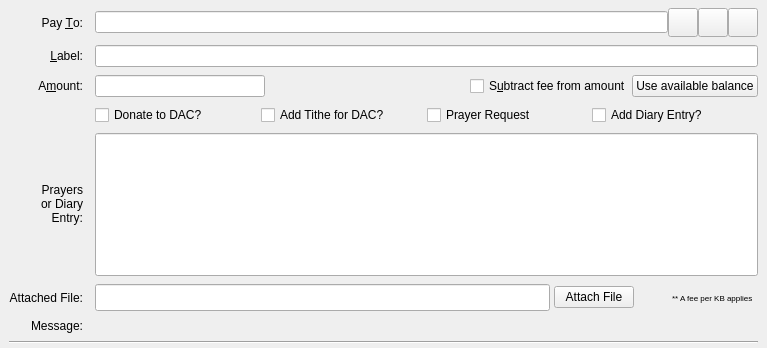
The window that src/qt/forms/sendcoinsentry.ui (biblepay/biblepay) describes before a commit, drawn with Qt 5.
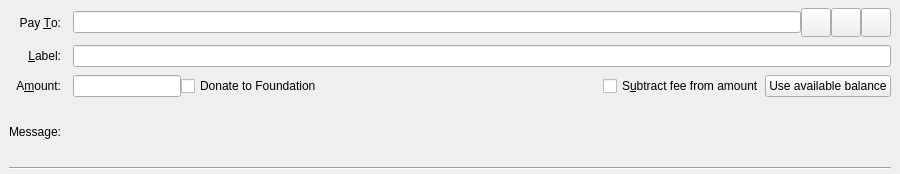
The same window after the commit. Custom widgets are drawn as their Qt base class.

The edit to the form file:
```diff
--- a/src/qt/forms/sendcoinsentry.ui
+++ b/src/qt/forms/sendcoinsentry.ui
@@ -6,8 +6,8 @@
    <rect>
     <x>0</x>
     <y>0</y>
-    <width>767</width>
-    <height>348</height>
+    <width>900</width>
+    <height>174</height>
    </rect>
   </property>
   <property name="focusPolicy">
@@ -151,49 +151,35 @@
      </widget>
     </item>
     <item row="2" column="1">
-     <layout class="QHBoxLayout" name="horizontalLayoutAmount" stretch="0,1,0,0,0">
+     <layout class="QHBoxLayout" name="horizontalLayoutAmount" stretch="0,1,0">
       <item>
        <widget class="BitcoinAmountField" name="payAmount"/>
       </item>
+     
+      
+            <item>
+             <widget class="QCheckBox" name="checkboxDonateToFoundation">
+              <property name="toolTip">
+               <string>Donate BiblePay to our foundation; the entire amount will be spent on good causes, such as orphan-charity.</string>
+              </property>
+              <property name="text">
+               <string>Donate to Foundation</string>
+              </property>
+             </widget>
+            </item>
+
+     
       <item>
-       <spacer name="horizontalSpacer">
-        <property name="orientation">
-         <enum>Qt::Horizontal</enum>
-        </property>
-        <property name="sizeType">
-         <enum>QSizePolicy::Maximum</enum>
-        </property>
-        <property name="sizeHint" stdset="0">
-         <size>
-          <width>35</width>
-          <height>20</height>
-         </size>
-        </property>
-       </spacer>
+            <widget class="QCheckBox" name="checkboxSubtractFeeFromAmount">
+             <property name="toolTip">
+              <string>The fee will be deducted from the amount being sent. The recipient will receive a lower amount of BiblePay than you enter in the amount field. If multiple recipients are selected, the fee is split equally.</string>
+             </property>
+             <property name="text">
+              <string>S&amp;ubtract fee from amount</string>
+             </property>
+            </widget>
       </item>
-      <item>
-       <spacer name="horizontalSpacer_77">
-        <property name="orientation">
-         <enum>Qt::Horizontal</enum>
-        </property>
-        <property name="sizeHint" stdset="0">
-         <size>
-          <width>10</width>
-          <height>20</height>
-         </size>
-        </property>
-       </spacer>
-      </item>
-      <item>
-       <widget class="QCheckBox" name="checkboxSubtractFeeFromAmount">
-        <property name="toolTip">
-         <string>The fee will be deducted from the amount being sent. The recipient will receive a lower amount of BiblePay than you enter in the amount field. If multiple recipients are selected, the fee is split equally.</string>
-        </property>
-        <property name="text">
-         <string>S&amp;ubtract fee from amount</string>
-        </property>
-       </widget>
-      </item>
+     
       <item>
        <widget class="QPushButton" name="useAvailableBalanceButton">
         <property name="text">
@@ -203,158 +189,7 @@
       </item>
      </layout>
     </item>
-    <item row="5" column="0">
-     <widget class="QLabel" name="messageCaption">
-      <property name="text">
-       <string>Prayers&lt;br&gt;or Diary Entry:</string>
-      </property>
-      <property name="alignment">
-       <set>Qt::AlignRight|Qt::AlignTrailing|Qt::AlignVCenter</set>
-      </property>
-      <property name="wordWrap">
-       <bool>true</bool>
-      </property>
-     </widget>
-    </item>
-    <item row="5" column="1">
-     <layout class="QHBoxLayout" name="horizontalLayout_7">
-      <property name="spacing">
-       <number>0</number>
-      </property>
-      <item>
-       <widget class="QValidatedLineEdit" name="txtMessage">
-        <property name="enabled">
-         <bool>true</bool>
-        </property>
-        <property name="sizePolicy">
-         <sizepolicy hsizetype="Expanding" vsizetype="Expanding">
-          <horstretch>0</horstretch>
-          <verstretch>0</verstretch>
-         </sizepolicy>
-        </property>
-        <property name="minimumSize">
-         <size>
-          <width>0</width>
-          <height>125</height>
-         </size>
-        </property>
-        <property name="toolTip">
-         <string>Send Custom Message to Recipient </string>
-        </property>
-        <property name="maxLength">
-         <number>2000</number>
-        </property>
-       </widget>
-      </item>
-     </layout>
-    </item>
-    <item row="6" column="0">
-     <widget class="QLabel" name="lblatt">
-      <property name="text">
-       <string>Attached File:</string>
-      </property>
-      <property name="alignment">
-       <set>Qt::AlignRight|Qt::AlignTrailing|Qt::AlignVCenter</set>
-      </property>
-      <property name="tooltip" stdset="0">
-       <cstring>Attach a file to this message</cstring>
-      </property>
-     </widget>
-    </item>
-    <item row="6" column="1">
-     <layout class="QHBoxLayout" name="horizontalLayout_71">
-      <property name="spacing">
-       <number>0</number>
-      </property>
-      <item>
-       <widget class="QValidatedLineEdit" name="txtFile">
-        <property name="enabled">
-         <bool>true</bool>
-        </property>
-        <property name="minimumSize">
-         <size>
-          <width>455</width>
-          <height>27</height>
-         </size>
-        </property>
-        <property name="maximumSize">
-         <size>
-          <width>600</width>
-          <height>16777215</height>
-         </size>
-        </property>
-        <property name="toolTip">
-         <string>Attached File</string>
-        </property>
-        <property name="maxLength">
-         <number>1000</number>
-        </property>
-        <property name="readOnly">
-         <bool>true</bool>
-        </property>
-       </widget>
-      </item>
-      <item>
-       <spacer name="horizontalSpacer">
-        <property name="orientation">
-         <enum>Qt::Horizontal</enum>
-        </property>
-        <property name="sizeHint" stdset="0">
-         <size>
-          <width>5</width>
-          <height>12</height>
-         </size>
-        </property>
-       </spacer>
-      </item>
-      <item>
-       <widget class="QPushButton" name="btnAttach">
-        <property name="text">
-         <string>Attach File</string>
-        </property>
-       </widget>
-      </item>
-      <item>
-       <spacer name="horizontalSpacer_3">
-        <property name="orientation">
-         <enum>Qt::Horizontal</enum>
-        </property>
-        <property name="sizeHint" stdset="0">
-         <size>
-          <width>40</width>
-          <height>20</height>
-         </size>
-        </property>
-       </spacer>
-      </item>
-      <item>
-       <widget class="QLabel" name="lblIPFSFee">
-        <property name="font">
-         <font>
-          <pointsize>6</pointsize>
-         </font>
-        </property>
-        <property name="text">
-         <string>** A fee per KB applies</string>
-        </property>
-       </widget>
-      </item>
-      <item>
-       <spacer name="horizontalSpacer_2">
-        <property name="orientation">
-         <enum>Qt::Horizontal</enum>
-        </property>
-        <property name="sizeHint" stdset="0">
-         <size>
-          <width>6</width>
-          <height>20</height>
-         </size>
-        </property>
-       </spacer>
-      </item>
-     </layout>
-    </item>
-    <item row="61" column="0">
+    <item row="3" column="0">
      <widget class="QLabel" name="messageLabel">
       <property name="text">
        <string>Message:</string>
@@ -364,7 +199,7 @@
       </property>
      </widget>
     </item>
-    <item row="61" column="1">
+    <item row="3" column="1">
      <widget class="QLabel" name="messageTextLabel">
       <property name="toolTip">
        <string>A message that was attached to the biblepay: URI which will be stored with the transaction for your reference. Note: This message will not be sent over the BiblePay network.</string>
@@ -374,63 +209,13 @@
       </property>
      </widget>
     </item>
-    <item row="71" column="0" colspan="2">
+    <item row="4" column="0" colspan="2">
      <widget class="Line" name="line">
       <property name="orientation">
        <enum>Qt::Horizontal</enum>
       </property>
      </widget>
     </item>
-    <item row="3" column="1">
-     <layout class="QHBoxLayout" name="horizontalLayoutCheckboxes2">
-      <item>
-       <widget class="QCheckBox" name="chkDonate">
-        <property name="toolTip">
-         <string>Send Coins to DAC to Support Orphans?</string>
-        </property>
-        <property name="layoutDirection">
-         <enum>Qt::LeftToRight</enum>
-        </property>
-        <property name="text">
-         <string>Donate to DAC?</string>
-        </property>
-       </widget>
-      </item>
-      <item>
-       <widget class="QCheckBox" name="chkTithe">
-        <property name="toolTip">
-         <string>Add an additional 10% to the transaction to be sent to Support Orphans?</string>
-        </property>
-        <property name="layoutDirection">
-         <enum>Qt::LeftToRight</enum>
-        </property>
-        <property name="text">
-         <string>Add Tithe for DAC?</string>
-        </property>
-       </widget>
-      </item>
-      <item>
-       <widget class="QCheckBox" name="chkPrayer">
-        <property name="toolTip">
-         <string>Prayer Request</string>
-        </property>
-        <property name="text">
-         <string>Prayer Request</string>
-        </property>
-       </widget>
-      </item>
-      <item>
-       <widget class="QCheckBox" name="chkDiary">
-        <property name="toolTip">
-         <string>Add a Diary Entry (Healing Campaign)</string>
-        </property>
-        <property name="text">
-         <string>Add Diary Entry?</string>
-        </property>
-       </widget>
-      </item>
-     </layout>
-    </item>
    </layout>
   </widget>
   <widget class="QFrame" name="SendCoins_UnauthenticatedPaymentRequest">
```
Left out of the diff: 4 changed lines with no effect on the pictures.
